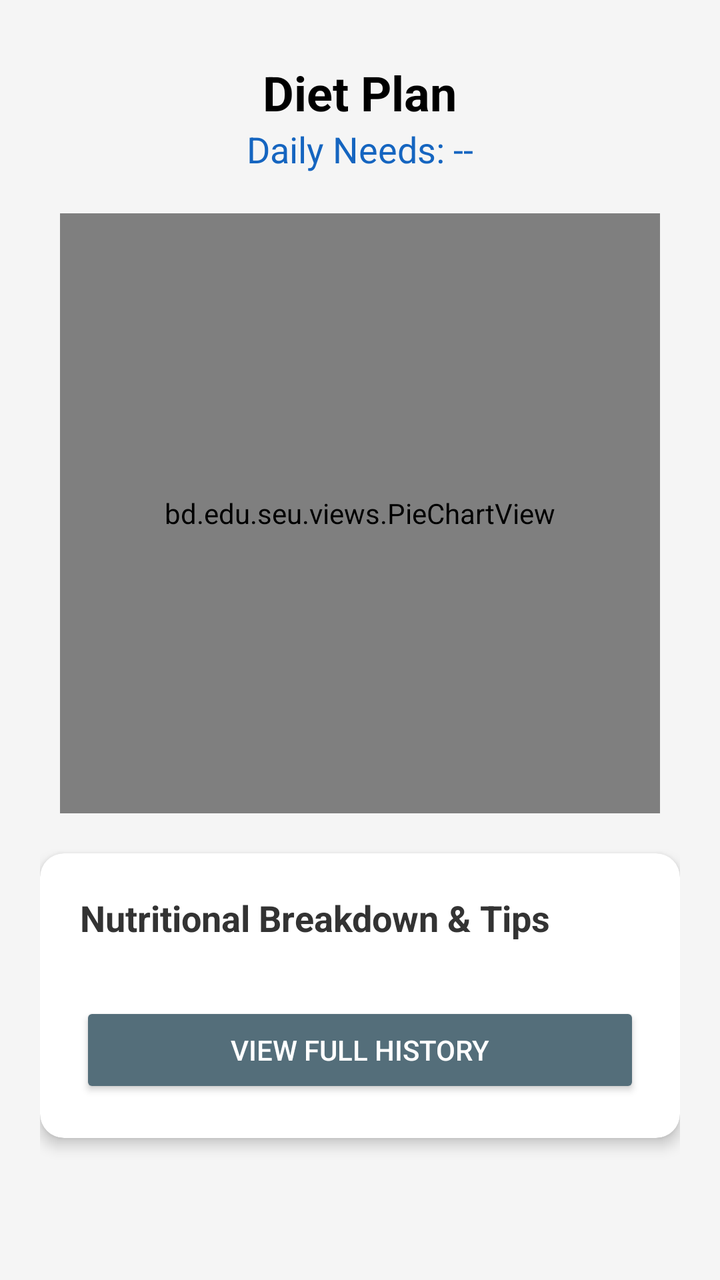
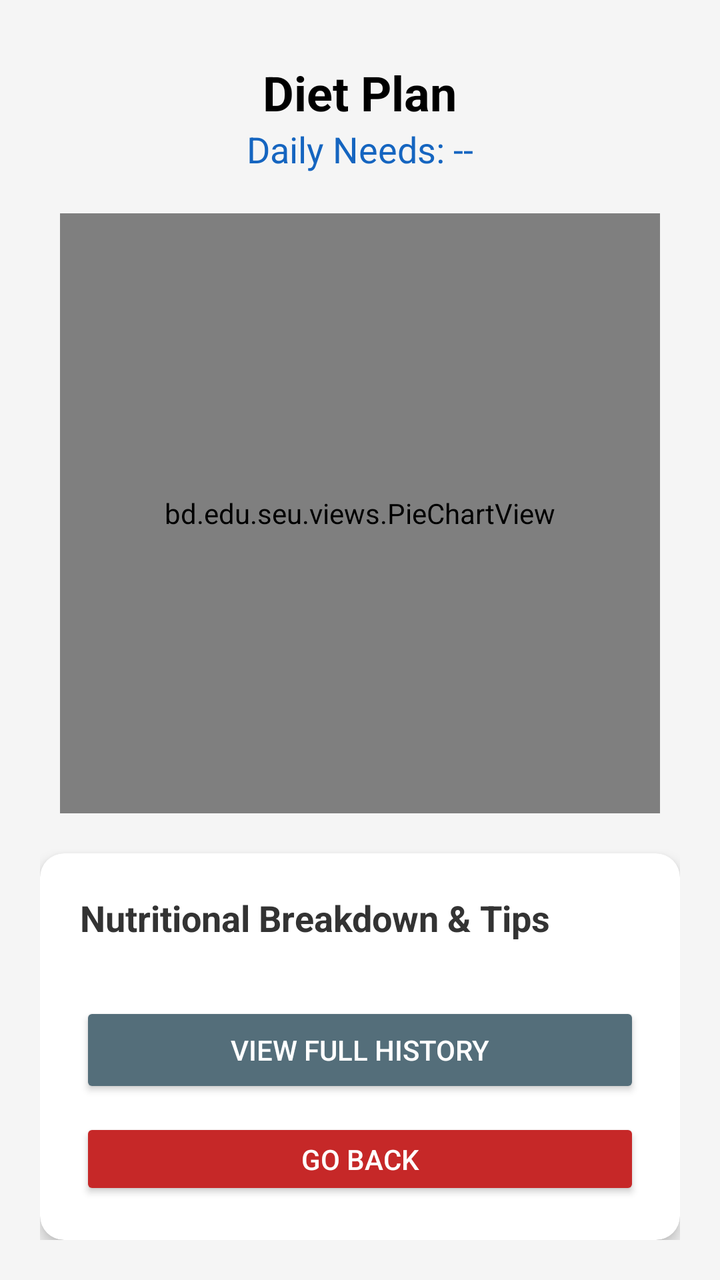

Before-and-after screenshots of an Android layout around one commit, followed by the original layout XML and the change that was made.
<!-- AndroidManifest.xml: application theme Theme.MaterialComponents.DayNight.NoActionBar -->
<!-- res/layout/activity_diet_chart.xml -->
<?xml version="1.0" encoding="utf-8"?>
<LinearLayout xmlns:android="http://schemas.android.com/apk/res/android"
    xmlns:app="http://schemas.android.com/apk/res-auto"
    android:layout_width="match_parent"
    android:layout_height="match_parent"
    android:orientation="vertical"
    android:background="#F5F5F5"
    android:padding="20dp"
    android:gravity="center_horizontal">

    <TextView
        android:id="@+id/tvDietTitle"
        android:layout_width="wrap_content"
        android:layout_height="wrap_content"
        android:text="Diet Plan"
        android:textSize="24sp"
        android:textStyle="bold"
        android:textColor="#000000"
        android:layout_marginTop="10dp"/>

    <TextView
        android:id="@+id/tvDailyCalories"
        android:layout_width="wrap_content"
        android:layout_height="wrap_content"
        android:text="Daily Needs: --"
        android:textSize="18sp"
        android:textColor="#1565C0"
        android:layout_marginBottom="20dp"/>

    
    <bd.edu.seu.views.PieChartView
        android:id="@+id/pieChartView"
        android:layout_width="300dp"
        android:layout_height="300dp"
        android:background="#00000000"
        android:layout_marginBottom="20dp"/>

    <androidx.cardview.widget.CardView
        android:layout_width="match_parent"
        android:layout_height="wrap_content"
        app:cardCornerRadius="12dp"
        app:cardElevation="4dp"
        app:cardBackgroundColor="#FFFFFF">

        <LinearLayout
            android:layout_width="match_parent"
            android:layout_height="wrap_content"
            android:orientation="vertical"
            android:padding="20dp">

            <TextView
                android:layout_width="match_parent"
                android:layout_height="wrap_content"
                android:text="Nutritional Breakdown &amp; Tips"
                android:textStyle="bold"
                android:textSize="18sp"
                android:layout_marginBottom="10dp"
                android:textColor="#333333"/>

            <TextView
                android:id="@+id/tvBreakdown"
                android:layout_width="match_parent"
                android:layout_height="wrap_content"
                android:text="Loading..."
                android:visibility="gone"
                android:textColor="#555555"
                android:textSize="16sp"/>

            
            <Button
                android:id="@+id/btnDietHistory"
                android:layout_width="match_parent"
                android:layout_height="wrap_content"
                android:text="View Full History"
                android:backgroundTint="#546E7A"
                android:textColor="#FFFFFF"
                android:layout_marginTop="20dp"/>

        </LinearLayout>
    </androidx.cardview.widget.CardView>
</LinearLayout>
<!-- resources referenced by this layout -->
<resources>

</resources>

<!-- the commit's change to res/layout/activity_diet_chart.xml (unified diff, before → after) -->
@@ -76,6 +76,15 @@
                 android:textColor="#FFFFFF"
                 android:layout_marginTop="20dp"/>
 
+            <Button
+                android:id="@+id/btnGoBack"
+                android:layout_width="match_parent"
+                android:layout_height="wrap_content"
+                android:text="Go Back"
+                android:backgroundTint="#C62828"
+                android:textColor="#FFFFFF"
+                android:layout_marginTop="10dp"/>
+
         </LinearLayout>
     </androidx.cardview.widget.CardView>
 </LinearLayout>
